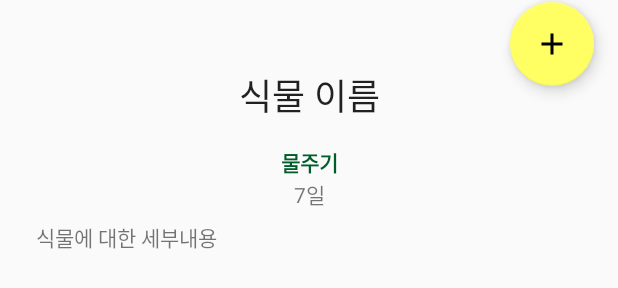
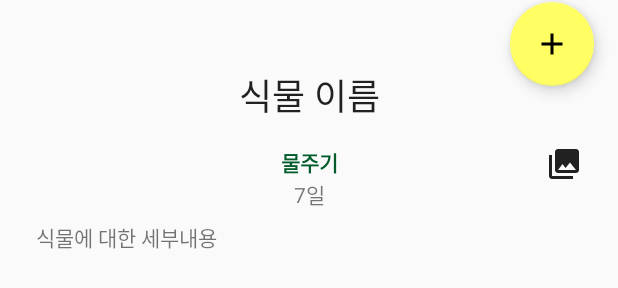
Before and after one commit to sjunh812/sunflower-clone, an Android app: the layout fragment_plant_detail.xml on its own in the app's theme, with its tools: preview values and no code run, on a phone screen of 412 x 824 dp. Shown: the part 373-661 px from the top of the screen. Run offline under Robolectric (Android 15) with nearby library versions, the phone set to English and light mode, and no system bars.

Commit message:
chore: Detail
- 식물 상세 구현

```diff
--- a/app/src/main/java/org/sjhstudio/sunflowerclone/presentation/ui/PlantDetailFragment.kt
+++ /dev/null
@@ -1,6 +0,0 @@
-package org.sjhstudio.sunflowerclone.presentation.ui
-
-import androidx.fragment.app.Fragment
-
-class PlantDetailFragment : Fragment() {
-}
--- /dev/null
+++ b/app/src/main/res/drawable/ic_photo_library.xml
@@ -0,0 +1,25 @@
+<!--
+  ~ Copyright 2020 Google LLC
+  ~
+  ~ Licensed under the Apache License, Version 2.0 (the "License");
+  ~ you may not use this file except in compliance with the License.
+  ~ You may obtain a copy of the License at
+  ~
+  ~     https://www.apache.org/licenses/LICENSE-2.0
+  ~
+  ~ Unless required by applicable law or agreed to in writing, software
+  ~ distributed under the License is distributed on an "AS IS" BASIS,
+  ~ WITHOUT WARRANTIES OR CONDITIONS OF ANY KIND, either express or implied.
+  ~ See the License for the specific language governing permissions and
+  ~ limitations under the License.
+  -->
+
+<vector xmlns:android="http://schemas.android.com/apk/res/android"
+    android:width="24dp"
+    android:height="24dp"
+    android:viewportWidth="24"
+    android:viewportHeight="24">
+    <path
+        android:pathData="M22,16L22,4c0,-1.1 -0.9,-2 -2,-2L8,2c-1.1,0 -2,0.9 -2,2v12c0,1.1 0.9,2 2,2h12c1.1,0 2,-0.9 2,-2zM11,12l2.03,2.71L16,11l4,5L8,16l3,-4zM2,6v14c0,1.1 0.9,2 2,2h14v-2L4,20L4,6L2,6z"
+        android:fillColor="?attr/colorOnSurface"/>
+</vector>
--- a/app/src/main/res/layout/fragment_plant_detail.xml
+++ b/app/src/main/res/layout/fragment_plant_detail.xml
@@ -5,6 +5,17 @@
 
     <data>
 
+        <variable
+            name="fragment"
+            type="org.sjhstudio.sunflowerclone.presentation.ui.detail.view.PlantDetailFragment" />
+
+        <variable
+            name="viewModel"
+            type="org.sjhstudio.sunflowerclone.presentation.ui.detail.viewmodel.PlantDetailViewModel" />
+
+        <variable
+            name="callback"
+            type="org.sjhstudio.sunflowerclone.presentation.ui.detail.view.PlantDetailFragment.Callback" />
     </data>
 
     <androidx.coordinatorlayout.widget.CoordinatorLayout
@@ -32,8 +43,8 @@
                 app:collapsedTitleTextAppearance="@style/TextAppearance.Sunflower.Toolbar.Text"
                 app:contentScrim="?attr/colorSurface"
                 app:layout_scrollFlags="scroll|exitUntilCollapsed"
-                app:statusBarScrim="?attr/colorSurface"
-                app:title=""
+                app:statusBarScrim="@android:color/transparent"
+                app:title="@{viewModel.plant.name}"
                 app:titleEnabled="false"
                 app:toolbarId="@id/toolbar">
 
@@ -43,6 +54,7 @@
                     android:contentDescription="@string/description_plant_detail_image_content"
                     android:fitsSystemWindows="true"
                     android:scaleType="centerCrop"
+                    app:imageFromUrl="@{viewModel.plant.imageUrl}"
                     app:layout_collapseMode="parallax" />
 
                 <androidx.appcompat.widget.Toolbar
@@ -77,6 +89,7 @@
                     android:layout_height="wrap_content"
                     android:layout_marginHorizontal="@dimen/margin_small"
                     android:gravity="center_horizontal"
+                    android:text="@{viewModel.plant.name}"
                     android:textAppearance="@style/TextAppearance.MaterialComponents.Headline5"
                     app:layout_constraintEnd_toEndOf="parent"
                     app:layout_constraintStart_toStartOf="parent"
@@ -106,7 +119,21 @@
                     app:layout_constraintEnd_toEndOf="parent"
                     app:layout_constraintStart_toStartOf="parent"
                     app:layout_constraintTop_toBottomOf="@id/tv_plant_watering_header"
+                    app:wateringText="@{viewModel.plant.wateringInterval}"
                     tools:text="7일" />
+
+                <ImageView
+                    android:id="@+id/iv_gallery_nav"
+                    android:layout_width="wrap_content"
+                    android:layout_height="wrap_content"
+                    android:layout_marginTop="@dimen/margin_normal"
+                    android:layout_marginEnd="@dimen/margin_small"
+                    android:clickable="true"
+                    android:focusable="true"
+                    android:onClick="@{() -> fragment.navigateToGallery()}"
+                    android:src="@drawable/ic_photo_library"
+                    app:layout_constraintEnd_toEndOf="parent"
+                    app:layout_constraintTop_toBottomOf="@id/tv_plant_detail_name" />
 
                 <TextView
                     android:id="@+id/tv_plant_description"
@@ -119,6 +146,7 @@
                     app:layout_constraintEnd_toEndOf="parent"
                     app:layout_constraintStart_toStartOf="parent"
                     app:layout_constraintTop_toBottomOf="@id/tv_plant_watering"
+                    app:renderHtml="@{viewModel.plant.description}"
                     tools:text="식물에 대한 세부내용" />
             </androidx.constraintlayout.widget.ConstraintLayout>
         </androidx.core.widget.NestedScrollView>
@@ -129,6 +157,7 @@
             android:layout_width="wrap_content"
             android:layout_height="wrap_content"
             android:layout_margin="@dimen/margin_fab"
+            android:onClick="@{() -> callback.add(viewModel.plant)}"
             android:tint="@android:color/white"
             app:layout_anchor="@id/layout_app_bar"
             app:layout_anchorGravity="bottom|end"
```
Also changed, not shown: app/src/main/java/org/sjhstudio/sunflowerclone/presentation/ui/detail/adapter/PlantDetailBindingAdapter.kt (added, +24 -0 lines), app/src/main/java/org/sjhstudio/sunflowerclone/presentation/ui/detail/view/PlantDetailFragment.kt (added, +116 -0 lines), app/src/main/java/org/sjhstudio/sunflowerclone/presentation/ui/detail/viewmodel/PlantDetailViewModel.kt (added, +43 -0 lines).
